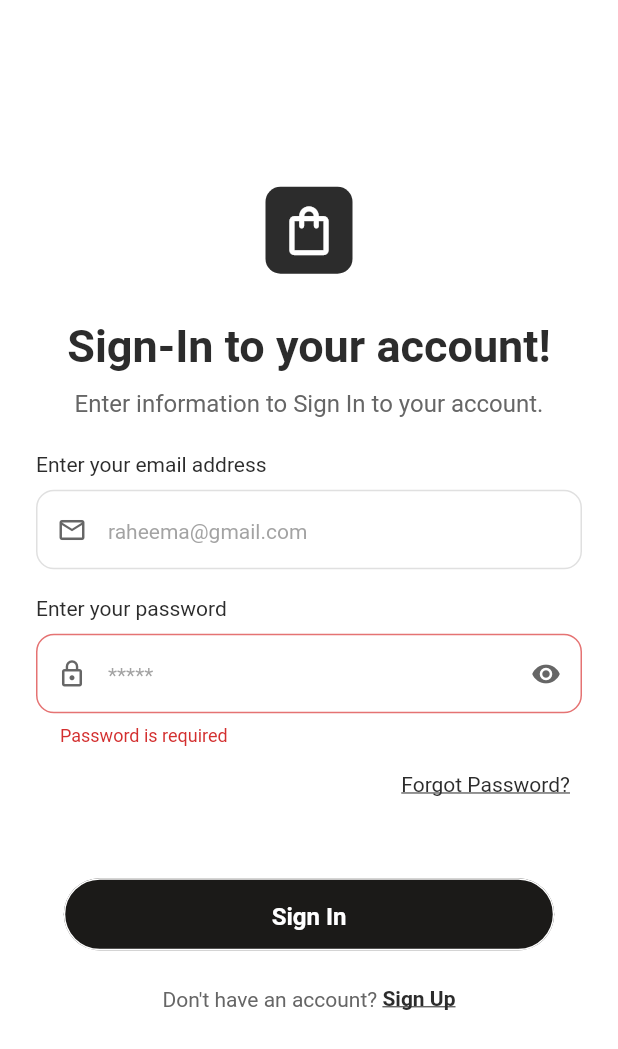
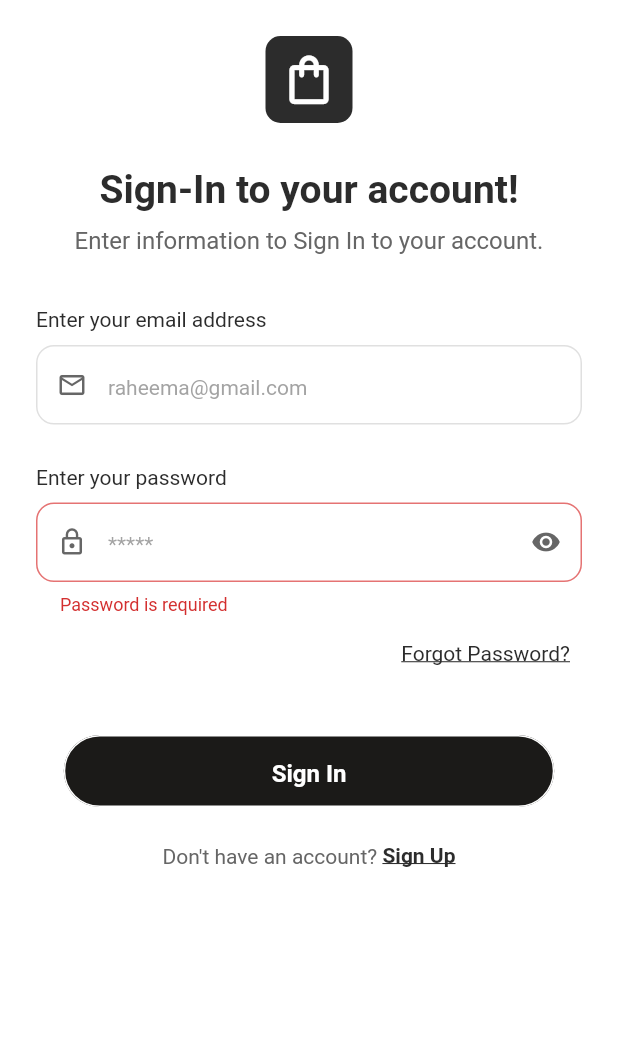
Before and after one commit to Alyan-Hanif/bonique_app, a Flutter app: the SignInPage screen opened directly with empty values, after a tap on "Sign In", on a phone screen of 412 x 824 dp. Shown: the top 1049 px of the screen. Run offline on Flutter 3.47's test engine with Material 3 defaults, Android fonts, the phone set to English and light mode, and no system bars; our stand-ins replace flutter_riverpod, google_sign_in, persistent_bottom_nav_bar, supabase_flutter; accounts and stored records are empty.

```diff
--- a/lib/features/auth/view/signin_page.dart
+++ b/lib/features/auth/view/signin_page.dart
@@ -56,13 +56,15 @@ class _SignInPageState extends ConsumerState<SignInPage> {
           padding: const EdgeInsets.all(24.0),
           child: Form(
             key: _formKey,
+            child: SingleChildScrollView(
               child: Column(
                 crossAxisAlignment: CrossAxisAlignment.center,
+                children: [
+                  // Back button and app logo
+                  Row(
                     mainAxisAlignment: MainAxisAlignment.center,
                     children: [
-                // app logo
-                Center(
-                  child: Container(
+                      Container(
                         width: 58,
                         height: 58,
                         decoration: BoxDecoration(
@@ -75,21 +77,29 @@ class _SignInPageState extends ConsumerState<SignInPage> {
                           size: 39,
                         ),
                       ),
+                    ],
                   ),
 
-                const SizedBox(height: 30),
+                  const SizedBox(height: 32),
 
                   // Title
-                Text('Sign-In to your account!', style: AuthTextStyles.h3),
+                  Center(
+                    child: Text(
+                      'Sign-In to your account!',
+                      style: AuthTextStyles.h1,
+                    ),
+                  ),
 
                   const SizedBox(height: 8),
 
-                Text(
+                  Center(
+                    child: Text(
                       'Enter information to Sign In to your account.',
                       style: AuthTextStyles.stat1,
                     ),
+                  ),
 
-                const SizedBox(height: 20),
+                  const SizedBox(height: 32),
 
                   // Email field
                   AuthInputField(
@@ -102,7 +112,7 @@ class _SignInPageState extends ConsumerState<SignInPage> {
                     onChanged: _onEmailChanged,
                   ),
 
-                const SizedBox(height: 15),
+                  const SizedBox(height: 24),
 
                   // Password field
                   AuthInputField(
@@ -124,8 +134,6 @@ class _SignInPageState extends ConsumerState<SignInPage> {
                     onChanged: _onPasswordChanged,
                   ),
 
-                // const SizedBox(height: 10),
-
                   // Forgot password link
                   Align(
                     alignment: Alignment.centerRight,
@@ -143,7 +151,7 @@ class _SignInPageState extends ConsumerState<SignInPage> {
                     ),
                   ),
 
-                const SizedBox(height: 40),
+                  const SizedBox(height: 32),
 
                   // Error message
                   if (authState.error != null)
@@ -158,7 +166,6 @@ class _SignInPageState extends ConsumerState<SignInPage> {
                     isLoading: authState.isLoading,
                   ),
 
-                // const Spacer(),
                   const SizedBox(height: 20),
 
                   // Sign Up link
@@ -192,6 +199,7 @@ class _SignInPageState extends ConsumerState<SignInPage> {
             ),
           ),
         ),
+      ),
     );
   }
 }
--- a/lib/features/auth/viewmodel/auth_viewmodel.dart
+++ b/lib/features/auth/viewmodel/auth_viewmodel.dart
@@ -215,9 +215,19 @@ class AuthViewModel extends StateNotifier<AuthState> {
     state = state.copyWith(isLoading: true, error: null);
 
     try {
-      await _repository.signIn(email, password);
-      state = state.copyWith(isLoading: false, isLoggedIn: true);
-      return true;
+      final response = await _repository.signIn(email, password);
+
+      // Check if sign-in was successful by verifying the user exists
+      if (response.user != null) {
+        state = state.copyWith(isLoading: false, isLoggedIn: true);
+        return true;
+      } else {
+        state = state.copyWith(
+          isLoading: false,
+          error: 'Sign-in failed. Please check your credentials.',
+        );
+        return false;
+      }
     } catch (e) {
       state = state.copyWith(isLoading: false, error: e.toString());
       return false;
```
Also changed, not shown: lib/features/auth/view/auth_page.dart (+11 -10 lines), lib/features/auth/view/signup_page.dart (+13 -5 lines), lib/features/home/view/profile_page.dart (+66 -9 lines), lib/features/home/viewmodel/home_viewmodel.dart (+21 -11 lines). Lines whose indentation alone changed are shown as unchanged.
